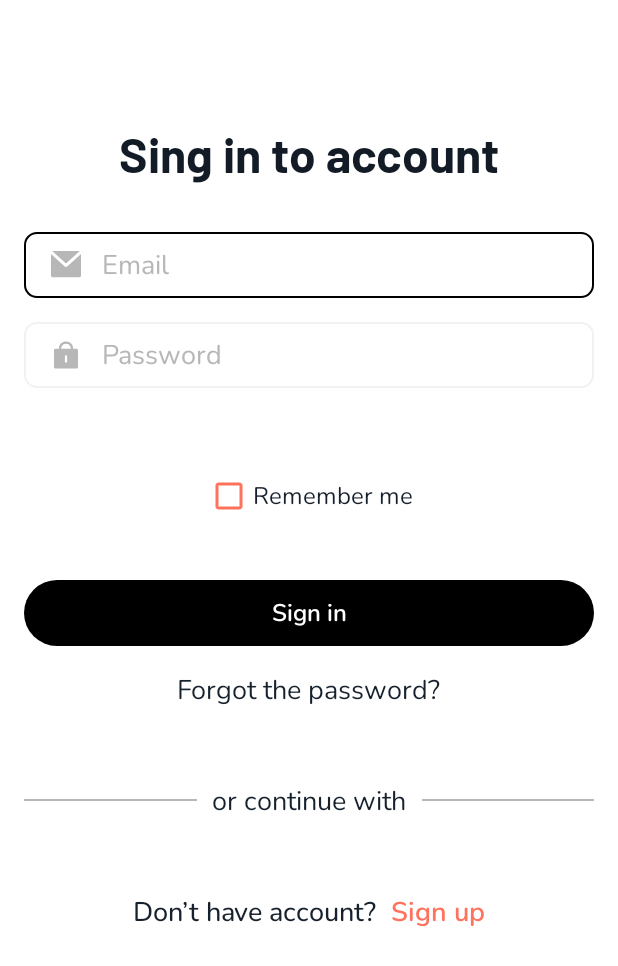
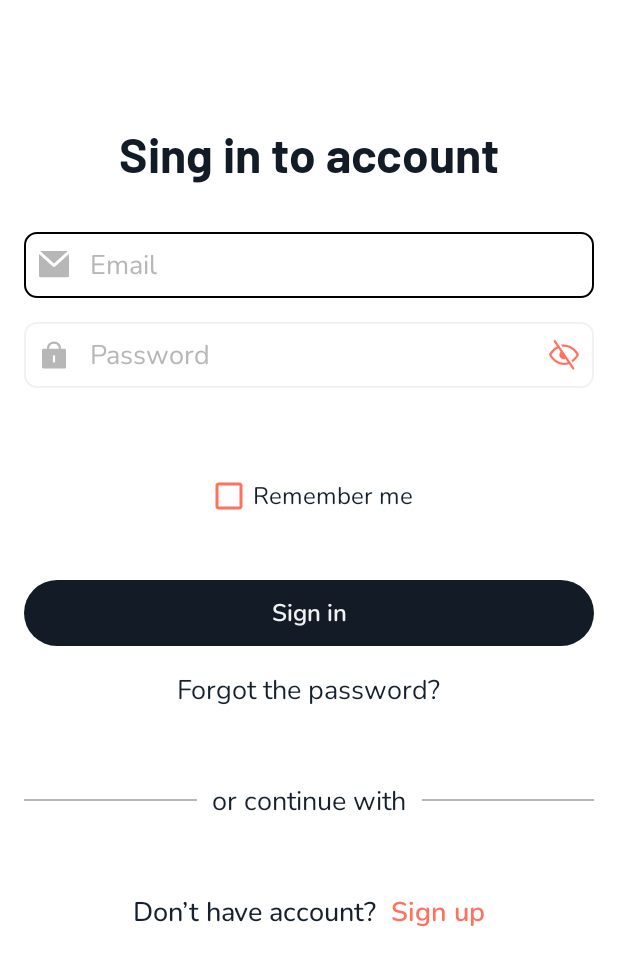
Before and after one commit to khayalsherif/E-Commerce-App-Android, an Android app: the screen it shows after launch (MainActivity), on a phone screen of 412 x 824 dp. Shown: the top 966 px of the screen. Run offline under Robolectric (Android 15) with nearby library versions, the phone set to English and light mode, and no system bars; our stand-ins replace navigation-ui.

Commit message:
feature: add button states

```diff
--- /dev/null
+++ b/presentation/src/main/java/az/red/presentation/common/UiExtensions.kt
@@ -0,0 +1,30 @@
+package az.red.presentation.common
+
+import android.annotation.SuppressLint
+import android.view.MotionEvent
+import android.view.View
+import android.widget.EditText
+import java.lang.Exception
+
+@SuppressLint("ClickableViewAccessibility")
+fun EditText.setDrawableRightTouch(setClickListener: () -> Unit) {
+    try {
+        this.setOnTouchListener(View.OnTouchListener { _, event ->
+            val DRAWABLE_LEFT = 0
+            val DRAWABLE_TOP = 1
+            val DRAWABLE_RIGHT = 2
+            val DRAWABLE_BOTTOM = 3
+            if (event.action == MotionEvent.ACTION_UP) {
+                if (event.rawX >= this.right - this.compoundDrawables[DRAWABLE_RIGHT].bounds.width()
+                ) {
+                    setClickListener()
+                    return@OnTouchListener true
+                }
+            }
+            false
+        })
+    } catch (e: Exception) {
+        e.printStackTrace()
+    }
+
+}
--- a/presentation/src/main/java/az/red/presentation/content/login/LoginFragment.kt
+++ b/presentation/src/main/java/az/red/presentation/content/login/LoginFragment.kt
@@ -1,8 +1,12 @@
 package az.red.presentation.content.login
 
+import android.text.method.PasswordTransformationMethod
 import android.view.LayoutInflater
 import android.view.ViewGroup
+import android.widget.EditText
+import az.red.presentation.R
 import az.red.presentation.base.BaseFragment
+import az.red.presentation.common.setDrawableRightTouch
 import az.red.presentation.databinding.FragmentLoginBinding
 import kotlin.reflect.KClass
 
@@ -13,7 +17,24 @@ class LoginFragment : BaseFragment<FragmentLoginBinding, LoginViewModel>() {
     override val kClass: KClass<LoginViewModel>
         get() = LoginViewModel::class
 
+    private var passwordIsVisible = false
+
     override val bindViews: FragmentLoginBinding.() -> Unit = {
-        viewModel.login()
+
+        binding.inputPassword.setDrawableRightTouch {
+            passwordVisibility(binding.inputPassword, passwordIsVisible)
+            passwordIsVisible = !passwordIsVisible
+        }
+    }
+
+
+    private fun passwordVisibility(editText: EditText, isVisible: Boolean) {
+        if (isVisible) {
+            editText.setCompoundDrawablesWithIntrinsicBounds(R.drawable.ic_password, 0, R.drawable.ic_open_eye, 0)
+            editText.transformationMethod = PasswordTransformationMethod()
+        } else {
+            editText.setCompoundDrawablesWithIntrinsicBounds(R.drawable.ic_password, 0, R.drawable.ic_close_eye, 0)
+            editText.transformationMethod = null
+        }
     }
 }
--- /dev/null
+++ b/presentation/src/main/res/color/button_state_background_color.xml
@@ -0,0 +1,8 @@
+<?xml version="1.0" encoding="utf-8"?>
+<selector xmlns:android="http://schemas.android.com/apk/res/android">
+    <item android:color="?attr/button_is_not_enable_color"
+        android:state_enabled="false" />
+
+    <item android:color="?attr/button_is_enable_color"
+        android:state_enabled="true"/>
+</selector>
--- /dev/null
+++ b/presentation/src/main/res/color/button_state_text_color.xml
@@ -0,0 +1,6 @@
+<?xml version="1.0" encoding="utf-8"?>
+<selector xmlns:android="http://schemas.android.com/apk/res/android">
+    <item android:color="?attr/button_is_not_enable_text_color" android:state_enabled="false" />
+
+    <item android:color="?attr/button_is_enable_text_color" />
+</selector>
--- /dev/null
+++ b/presentation/src/main/res/drawable/ic_close_eye.xml
@@ -0,0 +1,20 @@
+<vector xmlns:android="http://schemas.android.com/apk/res/android"
+    android:width="24dp"
+    android:height="25dp"
+    android:viewportWidth="24"
+    android:viewportHeight="25">
+  <path
+      android:pathData="M5.843,3.333L18.157,21.333"
+      android:strokeWidth="1.5"
+      android:fillColor="#00000000"
+      android:strokeColor="#FF725E"
+      android:strokeLineCap="round"/>
+  <path
+      android:pathData="M8.46,6.236C6.932,6.822 5.685,7.725 4.722,8.631C3.102,10.156 2.236,11.729 2.113,11.96C1.989,12.195 1.989,12.472 2.113,12.707C2.236,12.937 3.102,14.511 4.722,16.036C6.346,17.563 8.776,19.083 12,19.083C13.733,19.083 15.236,18.644 16.508,18.001L15.653,16.75C14.599,17.254 13.382,17.583 12,17.583C9.281,17.583 7.201,16.308 5.75,14.943C4.658,13.915 3.949,12.861 3.628,12.333C3.949,11.806 4.658,10.751 5.75,9.724C6.684,8.845 7.878,8.004 9.335,7.516L8.46,6.236ZM16.953,15.995C17.43,15.666 17.863,15.307 18.25,14.943C19.342,13.915 20.051,12.861 20.372,12.333C20.051,11.806 19.342,10.751 18.25,9.724C16.799,8.359 14.719,7.083 12,7.083C11.623,7.083 11.257,7.108 10.904,7.154L9.972,5.791C10.609,5.658 11.285,5.583 12,5.583C15.224,5.583 17.654,7.103 19.278,8.631C20.899,10.156 21.764,11.729 21.887,11.96C22.011,12.195 22.011,12.472 21.887,12.707C21.764,12.937 20.899,14.511 19.278,16.036C18.843,16.445 18.35,16.854 17.799,17.233L16.953,15.995Z"
+      android:fillColor="#FF725E"
+      android:fillType="evenOdd"/>
+  <path
+      android:pathData="M10.363,9.792C9.497,10.323 8.921,11.263 8.921,12.333C8.921,13.99 10.3,15.333 12,15.333C12.662,15.333 13.275,15.13 13.777,14.783L10.363,9.792Z"
+      android:fillColor="#FF725E"
+      android:fillType="evenOdd"/>
+</vector>
--- /dev/null
+++ b/presentation/src/main/res/drawable/ic_open_eye.xml
@@ -0,0 +1,15 @@
+<vector xmlns:android="http://schemas.android.com/apk/res/android"
+    android:width="24dp"
+    android:height="25dp"
+    android:viewportWidth="24"
+    android:viewportHeight="25">
+  <path
+      android:pathData="M12,18.333C6.056,18.333 2.982,12.742 2.776,12.354C2.768,12.34 2.768,12.326 2.776,12.312C2.982,11.925 6.056,6.333 12,6.333C17.944,6.333 21.019,11.925 21.225,12.312C21.232,12.326 21.232,12.34 21.225,12.354C21.019,12.742 17.944,18.333 12,18.333Z"
+      android:strokeWidth="1.5"
+      android:fillColor="#00000000"
+      android:strokeColor="#FF725E"
+      android:strokeLineCap="round"/>
+  <path
+      android:pathData="M12,12.333m-3,0a3,3 0,1 1,6 0a3,3 0,1 1,-6 0"
+      android:fillColor="#FF725E"/>
+</vector>
--- a/presentation/src/main/res/layout/fragment_login.xml
+++ b/presentation/src/main/res/layout/fragment_login.xml
@@ -26,22 +26,23 @@
         android:drawablePadding="12dp"
         android:hint="@string/email"
         android:inputType="textPersonName"
-        android:paddingHorizontal="16dp"
+        android:paddingHorizontal="8dp"
         android:theme="@style/EditTextTheme" />
 
     <EditText
-        android:id="@+id/editTextTextPersonName2"
+        android:id="@+id/inputPassword"
         style="@style/EditTextStyle"
         android:layout_width="match_parent"
         android:layout_height="44dp"
         android:layout_marginHorizontal="16dp"
         android:layout_marginTop="16dp"
         android:drawableStart="@drawable/ic_password"
+        android:drawableEnd="@drawable/ic_close_eye"
         android:drawablePadding="12dp"
         android:ems="10"
         android:hint="@string/password"
-        android:inputType="textPersonName"
-        android:paddingHorizontal="16dp"
+        android:inputType="textPassword"
+        android:paddingHorizontal="8dp"
         android:theme="@style/EditTextTheme" />
 
     <CheckBox
--- a/presentation/src/main/res/values-night/themes.xml
+++ b/presentation/src/main/res/values-night/themes.xml
@@ -13,6 +13,7 @@
         <item name="android:statusBarColor">@color/primary_dark</item>
         <item name="android:windowLightStatusBar" tools:targetApi="m">false</item>
         <item name="android:forceDarkAllowed" tools:targetApi="q">false</item>
+        <item name="android:background">@color/dark_screen_background_color</item>
         <!-- Customize your theme here. -->
         <item name="hint_color">@color/dark_hint_color</item>
         <item name="screen_title_color">@color/dark_screen_title_color</item>
@@ -22,5 +23,9 @@
         <item name="button_is_not_enable_color">@color/dark_button_is_not_enable_color</item>
         <item name="line_color">@color/dark_line_color</item>
         <item name="edit_text_text_color">@color/dark_edit_text_text_color</item>
+        <item name="screen_background_color">@color/dark_screen_background_color</item>
+        <item name="button_is_enable_text_color">@color/dark_button_is_enable_text_color</item>
+        <item name="button_is_not_enable_text_color">@color/dark_button_is_not_enable_text_color
+        </item>
     </style>
 </resources>
--- a/presentation/src/main/res/values/colors.xml
+++ b/presentation/src/main/res/values/colors.xml
@@ -20,6 +20,10 @@
     <color name="light_button_is_not_enable_color">#B7B7B7</color>
     <color name="light_line_color">#B7B7B7</color>
     <color name="light_edit_text_text_color">#16212D</color>
+    <color name="light_screen_background_color">#FFFFFF</color>
+    <color name="light_button_is_enable_text_color">#F2F2F2</color>
+    <color name="light_button_is_not_enable_text_color">#CFCFCF</color>
+
 
     <color name="dark_hint_color">#233447</color>
     <color name="dark_screen_title_color">#F2F2F2</color>
@@ -29,5 +33,8 @@
     <color name="dark_button_is_not_enable_color">#B7B7B7</color>
     <color name="dark_line_color">#B7B7B7</color>
     <color name="dark_edit_text_text_color">#CFCFCF</color>
+    <color name="dark_screen_background_color">#131C26</color>
+    <color name="dark_button_is_enable_text_color">#16212D</color>
+    <color name="dark_button_is_not_enable_text_color">#CFCFCF</color>
 
 </resources>
--- a/presentation/src/main/res/values/styles.xml
+++ b/presentation/src/main/res/values/styles.xml
@@ -9,15 +9,18 @@
         <attr name="button_is_not_enable_color" format="color" />
         <attr name="line_color" format="color" />
         <attr name="edit_text_text_color" format="color" />
+        <attr name="screen_background_color" format="color" />
+        <attr name="button_is_enable_text_color" format="color" />
+        <attr name="button_is_not_enable_text_color" format="color" />
     </declare-styleable>
 
     <style name="ButtonStyle">
         <item name="android:fontFamily">@font/nunito_semi_bold</item>
-        <item name="android:textColor">@color/white</item>
+        <item name="android:textColor">@color/button_state_text_color</item>
         <item name="android:gravity">center</item>
         <item name="android:textSize">16sp</item>
         <item name="android:background">@drawable/shape_28</item>
-        <item name="android:backgroundTint">@color/black</item>
+        <item name="backgroundTint">@color/button_state_background_color</item>
         <item name="lineHeight">20dp</item>
     </style>
 
--- a/presentation/src/main/res/values/themes.xml
+++ b/presentation/src/main/res/values/themes.xml
@@ -13,6 +13,7 @@
         <item name="android:statusBarColor">@color/white</item>
         <item name="android:windowLightStatusBar" tools:targetApi="m">true</item>
         <item name="android:forceDarkAllowed" tools:targetApi="q">true</item>
+        <item name="android:background">@color/light_screen_background_color</item>
         <!-- Customize your theme here. -->
         <item name="hint_color">@color/light_hint_color</item>
         <item name="screen_title_color">@color/light_screen_title_color</item>
@@ -22,5 +23,8 @@
         <item name="button_is_not_enable_color">@color/light_button_is_not_enable_color</item>
         <item name="line_color">@color/light_line_color</item>
         <item name="edit_text_text_color">@color/light_edit_text_text_color</item>
+        <item name="screen_background_color">@color/light_screen_background_color</item>
+        <item name="button_is_enable_text_color">@color/light_button_is_enable_text_color</item>
+        <item name="button_is_not_enable_text_color">@color/light_button_is_not_enable_text_color</item>
     </style>
 </resources>
```
